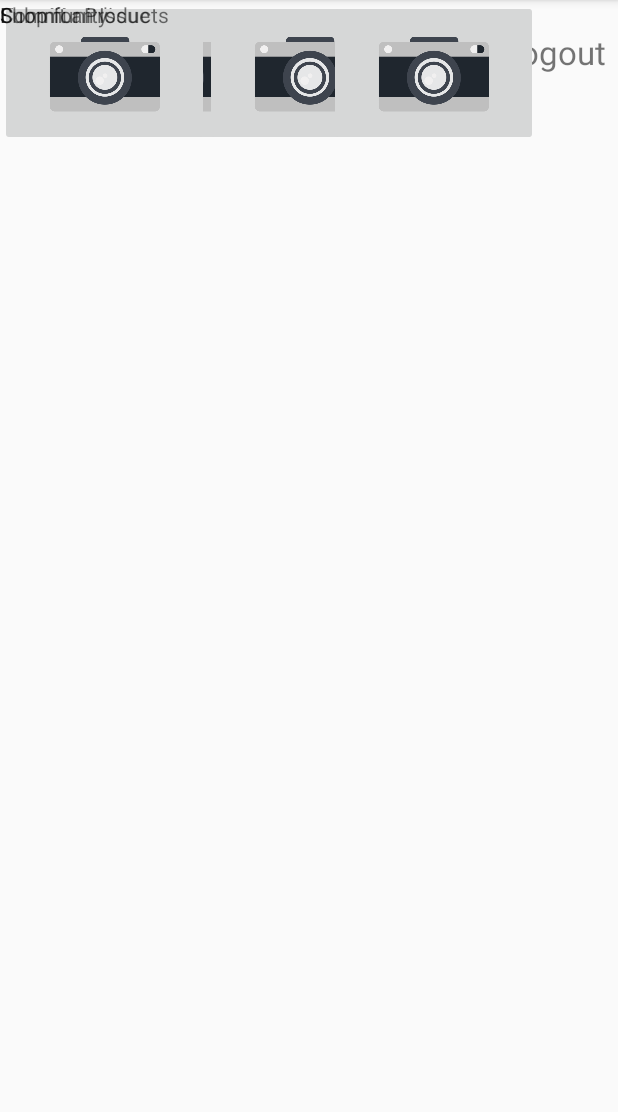
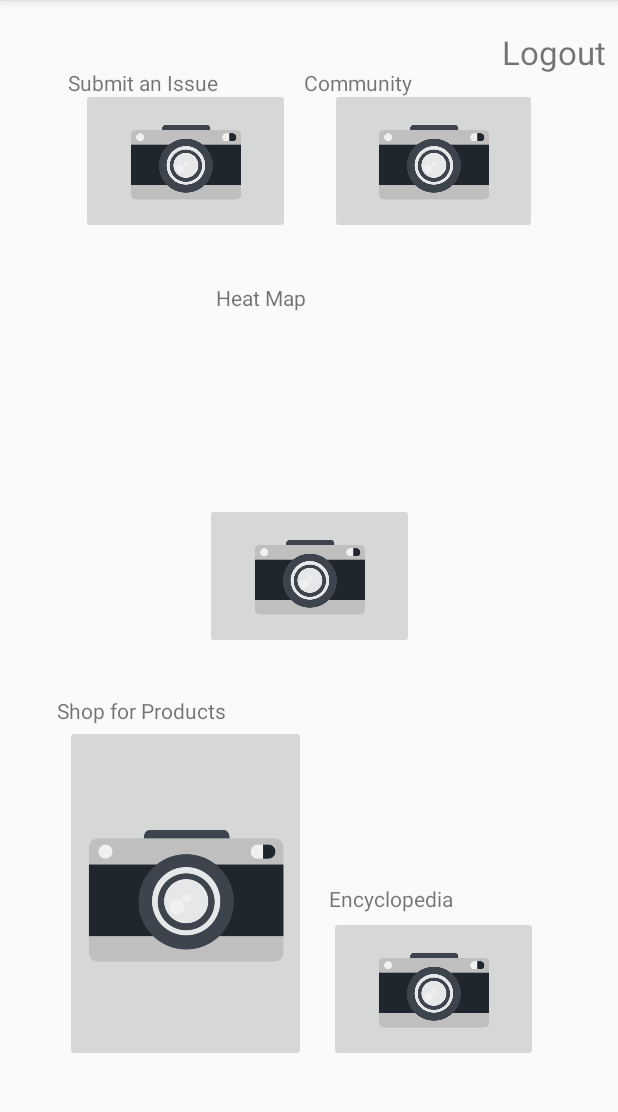
Before and after one commit to fletchy95/Agrivolution, an Android app: the Dashboard screen opened directly, with no data from a screen before it, on a phone screen of 412 x 824 dp, the part 84-1196 px from its top. Run offline under Robolectric (Android 15) with nearby library versions, the phone set to English and light mode, and no system bars.

Commit message:
Front/Back end Dashboard
Updates on both sides.  Need pages to be created/ need further content before I can further this implementation.

```diff
--- a/app/src/main/java/com/example/vanda/agrivolution/Dashboard.java
+++ b/app/src/main/java/com/example/vanda/agrivolution/Dashboard.java
@@ -1,22 +1,34 @@
 package com.example.vanda.agrivolution;
 
+import android.annotation.SuppressLint;
 import android.content.Intent;
 import android.support.v7.app.AppCompatActivity;
 import android.os.Bundle;
 import android.view.View;
 import android.widget.TextView;
 import android.widget.Toast;
+import android.widget.ImageButton;
 
 public class Dashboard extends AppCompatActivity {
 
     private TextView Logout;
+    ImageButton btnSubmitIssue;
+    ImageButton btnCommunity;
+    ImageButton btnShop;
+    ImageButton btnHeatMap;
+    ImageButton btnEncyclopedia;
     @Override
-    protected void onCreate(Bundle savedInstanceState) {
+    protected void onCreate(Bundle savedInstanceState)
+    {
         super.onCreate(savedInstanceState);
         setContentView(R.layout.activity_dashboard);
-
+        btnCommunity = findViewById(R.id.btnCommunity);
+        btnSubmitIssue = findViewById(R.id.btnSubmitIssue);
+        btnShop = findViewById(R.id.btnShop);
+        btnHeatMap = findViewById(R.id.btnHeatMap);
+        btnEncyclopedia = findViewById(R.id.btnEncyclopedia);
+        // Will setup button Listeners once the pages for these have been created.
         Logout = (TextView)findViewById(R.id.tvLogout);
-
         Logout.setOnClickListener(new View.OnClickListener() {
             @Override
             public void onClick(View v) {
@@ -25,5 +37,10 @@ public class Dashboard extends AppCompatActivity {
                 Toast.makeText(Dashboard.this," Logged out Successfully !", Toast.LENGTH_SHORT).show();
             }
         });
+
+    }
+    protected void onClick_Encyclopedia()
+    {
+
     }
 }
--- a/app/src/main/res/layout/activity_dashboard.xml
+++ b/app/src/main/res/layout/activity_dashboard.xml
@@ -16,7 +16,7 @@
         android:layout_marginEnd="8dp"
         android:layout_marginRight="8dp"
         android:layout_marginBottom="8dp"
-        android:text="Logout"
+        android:text="@string/logout"
         android:textSize="22sp"
         app:layout_constraintBottom_toBottomOf="parent"
         app:layout_constraintEnd_toEndOf="parent"
@@ -26,105 +26,136 @@
         app:layout_constraintVertical_bias="0.017" />
 
     <ImageButton
-        android:id="@+id/imageButton2"
+        android:id="@+id/btnSubmitIssue"
         android:layout_width="139dp"
         android:layout_height="97dp"
+        android:layout_marginStart="7dp"
+        android:layout_marginLeft="7dp"
+        android:layout_marginTop="13dp"
         android:adjustViewBounds="true"
         android:scaleType="fitCenter"
         app:layout_constraintEnd_toEndOf="parent"
         app:layout_constraintHorizontal_bias="0.175"
         app:layout_constraintStart_toStartOf="parent"
-        app:srcCompat="@drawable/camera"
-        tools:layout_editor_absoluteY="58dp" />
+        app:layout_constraintTop_toTopOf="@+id/textView"
+        app:srcCompat="@drawable/camera" />
 
     <TextView
         android:id="@+id/textView4"
         android:layout_width="wrap_content"
         android:layout_height="21dp"
-        android:text="Encyclopedia"
-        tools:layout_editor_absoluteX="197dp"
-        tools:layout_editor_absoluteY="333dp" />
+        android:text="@string/encyclopedia"
+        app:layout_constraintBottom_toTopOf="@+id/btnEncyclopedia"
+        app:layout_constraintStart_toStartOf="@+id/btnEncyclopedia" />
 
     <ImageButton
-        android:id="@+id/imageButton5"
+        android:id="@+id/btnCommunity"
         android:layout_width="138dp"
-        android:layout_height="97dp"
+        android:layout_height="0dp"
         android:adjustViewBounds="true"
         android:scaleType="fitCenter"
+        app:layout_constraintBottom_toBottomOf="@+id/btnSubmitIssue"
         app:layout_constraintEnd_toEndOf="parent"
         app:layout_constraintHorizontal_bias="0.804"
         app:layout_constraintStart_toStartOf="parent"
+        app:layout_constraintTop_toTopOf="@+id/btnSubmitIssue"
         app:srcCompat="@drawable/camera"
-        tools:layout_editor_absoluteY="58dp"
         tools:srcCompat="@drawable/community" />
 
     <TextView
         android:id="@+id/textView5"
         android:layout_width="wrap_content"
         android:layout_height="0dp"
-        android:text="Heat Map"
-        tools:layout_editor_absoluteX="130dp"
-        tools:layout_editor_absoluteY="188dp" />
+        android:layout_marginStart="7dp"
+        android:layout_marginLeft="7dp"
+        android:layout_marginTop="130dp"
+        android:layout_marginBottom="128dp"
+        android:text="@string/heat_map"
+        app:layout_constraintBottom_toTopOf="@+id/textView7"
+        app:layout_constraintStart_toStartOf="@+id/btnHeatMap"
+        app:layout_constraintTop_toTopOf="@+id/btnSubmitIssue" />
 
     <ImageButton
-        android:id="@+id/imageButton6"
-        android:layout_width="139dp"
-        android:layout_height="97dp"
+        android:id="@+id/btnShop"
+        android:layout_width="0dp"
+        android:layout_height="0dp"
+        android:layout_marginStart="5dp"
+        android:layout_marginLeft="5dp"
+        android:layout_marginEnd="15dp"
+        android:layout_marginRight="15dp"
         android:adjustViewBounds="true"
         android:scaleType="fitCenter"
+        app:layout_constraintBottom_toBottomOf="@+id/btnEncyclopedia"
+        app:layout_constraintEnd_toStartOf="@+id/btnEncyclopedia"
+        app:layout_constraintStart_toStartOf="@+id/textView7"
+        app:layout_constraintTop_toBottomOf="@+id/textView7"
         app:srcCompat="@drawable/camera"
-        tools:layout_editor_absoluteX="43dp"
-        tools:layout_editor_absoluteY="354dp"
         tools:srcCompat="@drawable/eye" />
 
     <TextView
         android:id="@+id/textView6"
         android:layout_width="wrap_content"
         android:layout_height="wrap_content"
-        android:text="Community"
-        tools:layout_editor_absoluteX="197dp"
-        tools:layout_editor_absoluteY="45dp" />
+        android:layout_marginStart="9dp"
+        android:layout_marginLeft="9dp"
+        android:layout_marginTop="45dp"
+        android:text="@string/community"
+        app:layout_constraintStart_toEndOf="@+id/btnSubmitIssue"
+        app:layout_constraintTop_toTopOf="parent" />
 
     <ImageButton
-        android:id="@+id/imageButton7"
+        android:id="@+id/btnHeatMap"
         android:layout_width="139dp"
         android:layout_height="97dp"
         android:adjustViewBounds="true"
         android:scaleType="fitCenter"
+        app:layout_constraintBottom_toBottomOf="parent"
         app:layout_constraintEnd_toEndOf="parent"
         app:layout_constraintHorizontal_bias="0.502"
         app:layout_constraintStart_toStartOf="parent"
+        app:layout_constraintTop_toTopOf="parent"
         app:srcCompat="@drawable/camera"
-        tools:layout_editor_absoluteY="207dp"
         tools:srcCompat="@drawable/map" />
 
     <TextView
         android:id="@+id/textView7"
         android:layout_width="wrap_content"
         android:layout_height="wrap_content"
-        android:text="Shop for Products"
-        tools:layout_editor_absoluteX="38dp"
-        tools:layout_editor_absoluteY="335dp" />
+        android:layout_marginStart="38dp"
+        android:layout_marginLeft="38dp"
+        android:layout_marginTop="31dp"
+        android:text="@string/shop_for_products"
+        app:layout_constraintStart_toStartOf="parent"
+        app:layout_constraintTop_toBottomOf="@+id/btnHeatMap" />
 
     <ImageButton
-        android:id="@+id/imageButton8"
+        android:id="@+id/btnEncyclopedia"
         android:layout_width="139dp"
         android:layout_height="97dp"
+        android:layout_marginStart="1dp"
+        android:layout_marginLeft="1dp"
+        android:layout_marginBottom="60dp"
         android:adjustViewBounds="true"
         android:scaleType="fitCenter"
+        app:layout_constraintBottom_toBottomOf="parent"
         app:layout_constraintEnd_toEndOf="parent"
         app:layout_constraintHorizontal_bias="0.804"
         app:layout_constraintStart_toStartOf="parent"
         app:srcCompat="@drawable/camera"
-        tools:layout_editor_absoluteY="354dp"
         tools:srcCompat="@drawable/books" />
 
     <TextView
         android:id="@+id/textView"
         android:layout_width="wrap_content"
         android:layout_height="wrap_content"
-        android:text="Submit an Issue"
-        tools:layout_editor_absoluteX="43dp"
-        tools:layout_editor_absoluteY="45dp" />
+        android:layout_marginStart="43dp"
+        android:layout_marginLeft="43dp"
+        android:layout_marginTop="45dp"
+        android:layout_marginEnd="46dp"
+        android:layout_marginRight="46dp"
+        android:text="@string/submit_an_issue"
+        app:layout_constraintEnd_toEndOf="@+id/btnSubmitIssue"
+        app:layout_constraintStart_toStartOf="parent"
+        app:layout_constraintTop_toTopOf="parent" />
 
 </android.support.constraint.ConstraintLayout>
--- a/app/src/main/res/values/strings.xml
+++ b/app/src/main/res/values/strings.xml
@@ -1,5 +1,11 @@
 <resources>
     <string name="app_name">Agrivolution</string>
+    <string name="community">Community</string>
+    <string name="shop_for_products">Shop for Products</string>
+    <string name="submit_an_issue">Submit an Issue</string>
+    <string name="heat_map">Heat Map</string>
+    <string name="encyclopedia">Encyclopedia</string>
+    <string name="logout">Logout</string>
     <string-array name="type">
         <item>Select User Type</item>
         <item>Farmer</item>
```
